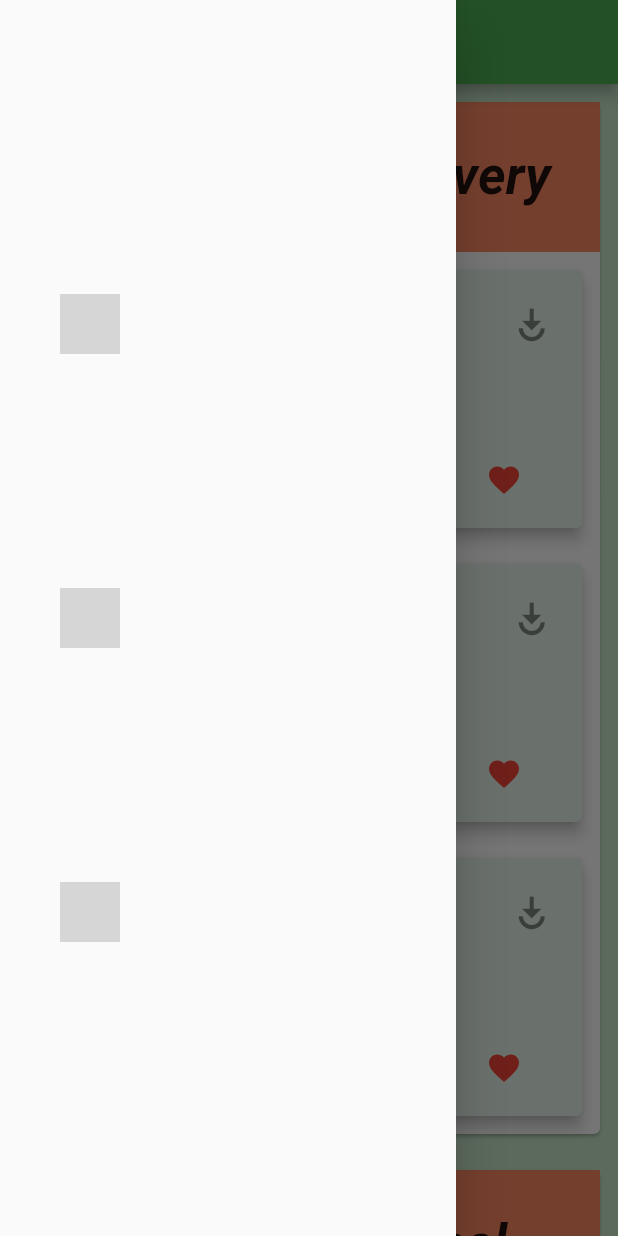
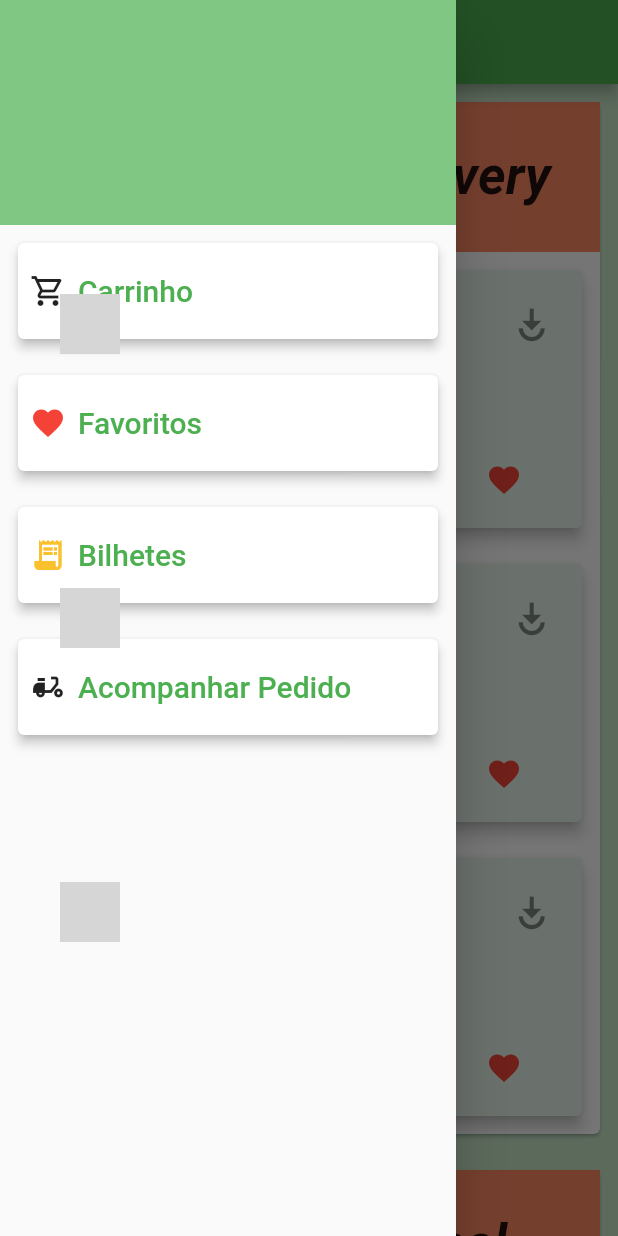
Before and after one commit to 190718/pizza, a Flutter app: the MenuHomeScreen screen opened directly, with the side drawer open, on a phone screen of 412 x 824 dp. Run offline on Flutter 3.47's test engine with Material 2 defaults, Android fonts, the phone set to English and light mode, and no system bars; our stand-ins replace get; network calls fail; grey boxes are pictures that could not be loaded.

Commit message:
drawer itens

```diff
--- a/lib/screens/home/menu_home_screen.dart
+++ b/lib/screens/home/menu_home_screen.dart
@@ -1,5 +1,6 @@
 import 'package:flutter/material.dart';
 import 'package:pizza/menu_cards/cards_itens.dart';
+import 'package:pizza/screens/widgets/custon_drawer/custon_drawer.dart';
 
 class MenuHomeScreen extends StatelessWidget {
   @override
@@ -9,7 +10,9 @@ class MenuHomeScreen extends StatelessWidget {
       appBar: AppBar(
         backgroundColor: Colors.green,
       ),
-      drawer: Drawer(),
+      drawer: Drawer(
+        child: CustomDrawer(),
+      ),
       body: ListView(
         children: [
           Padding(
--- /dev/null
+++ b/lib/screens/widgets/custon_drawer/custon_drawer.dart
@@ -0,0 +1,138 @@
+import 'package:flutter/material.dart';
+
+class CustomDrawer extends StatefulWidget {
+  @override
+  _CustomDrawerState createState() => _CustomDrawerState();
+}
+
+class _CustomDrawerState extends State<CustomDrawer> {
+  @override
+  Widget build(BuildContext context) {
+    return ListView(
+      children: [
+        Container(
+          color: Colors.green[300],
+          height: 150,
+        ),
+        Padding(
+          padding: const EdgeInsets.all(8.0),
+          child: Card(
+            elevation: 3,
+            child: Padding(
+              padding: const EdgeInsets.all(8.0),
+              child: Container(
+                width: double.infinity,
+                child: Row(
+                  children: [
+                    Icon(Icons.shopping_cart_outlined),
+                    TextButton(
+                      onPressed: () {},
+                      child: Text(
+                        'Carrinho',
+                        style: TextStyle(
+                          color: Colors.green,
+                          fontSize: 20,
+                          fontWeight: FontWeight.w500,
+                        ),
+                      ),
+                    ),
+                  ],
+                ),
+              ),
+            ),
+          ),
+        ),
+        Padding(
+          padding: const EdgeInsets.all(8.0),
+          child: Card(
+            elevation: 3,
+            child: Padding(
+              padding: const EdgeInsets.all(8.0),
+              child: Container(
+                width: double.infinity,
+                child: Row(
+                  children: [
+                    Icon(
+                      Icons.favorite,
+                      color: Colors.red,
+                    ),
+                    TextButton(
+                      onPressed: () {},
+                      child: Text(
+                        'Favoritos',
+                        style: TextStyle(
+                          color: Colors.green,
+                          fontSize: 20,
+                          fontWeight: FontWeight.w500,
+                        ),
+                      ),
+                    ),
+                  ],
+                ),
+              ),
+            ),
+          ),
+        ),
+        Padding(
+          padding: const EdgeInsets.all(8.0),
+          child: Card(
+            elevation: 3,
+            child: Padding(
+              padding: const EdgeInsets.all(8.0),
+              child: Container(
+                width: double.infinity,
+                child: Row(
+                  children: [
+                    Icon(
+                      Icons.receipt_long,
+                      color: Colors.yellow[700],
+                    ),
+                    TextButton(
+                      onPressed: () {},
+                      child: Text(
+                        'Bilhetes',
+                        style: TextStyle(
+                          color: Colors.green,
+                          fontSize: 20,
+                          fontWeight: FontWeight.w500,
+                        ),
+                      ),
+                    ),
+                  ],
+                ),
+              ),
+            ),
+          ),
+        ),
+        Padding(
+          padding: const EdgeInsets.all(8.0),
+          child: Card(
+            elevation: 3,
+            child: Padding(
+              padding: const EdgeInsets.all(8.0),
+              child: Container(
+                width: double.infinity,
+                child: Row(
+                  children: [
+                    Icon(Icons.delivery_dining),
+                    TextButton(
+                      onPressed: () {},
+                      child: Text(
+                        'Acompanhar Pedido',
+                        style: TextStyle(
+                          color: Colors.green,
+                          fontSize: 20,
+                          fontWeight: FontWeight.w500,
+                        ),
+                      ),
+                    ),
+                  ],
+                ),
+              ),
+            ),
+          ),
+        ),
+      ],
+    );
+  }
+}
```
